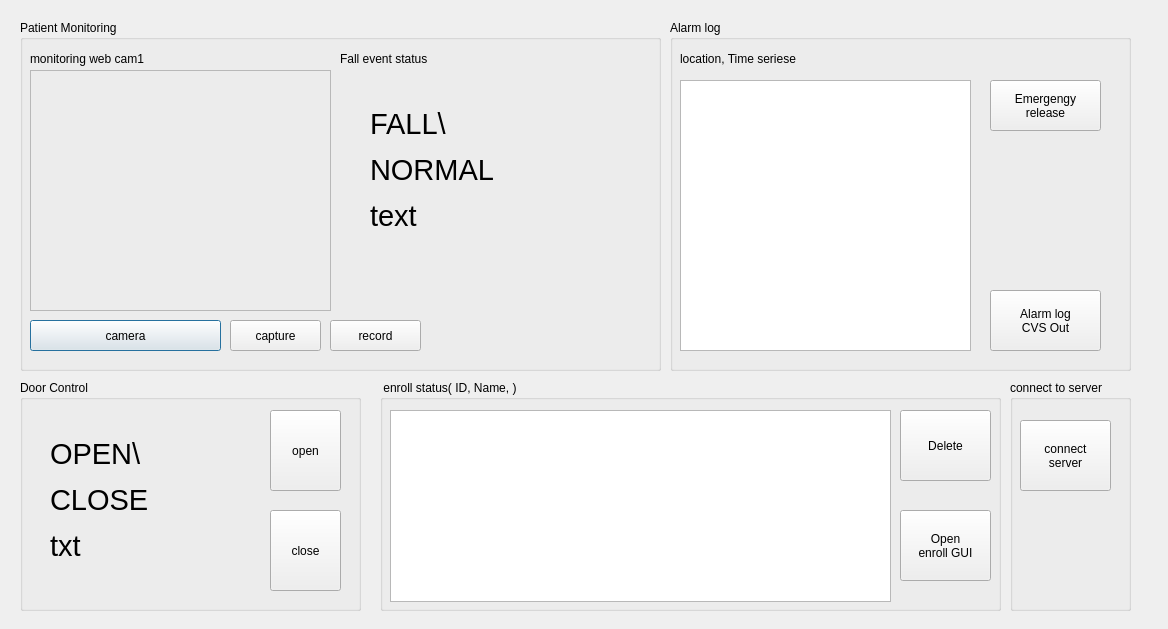
Qt form ui/hcc_gui/patient_monitoring.ui (sesac-robotics/aiot_repo_1) before a commit.
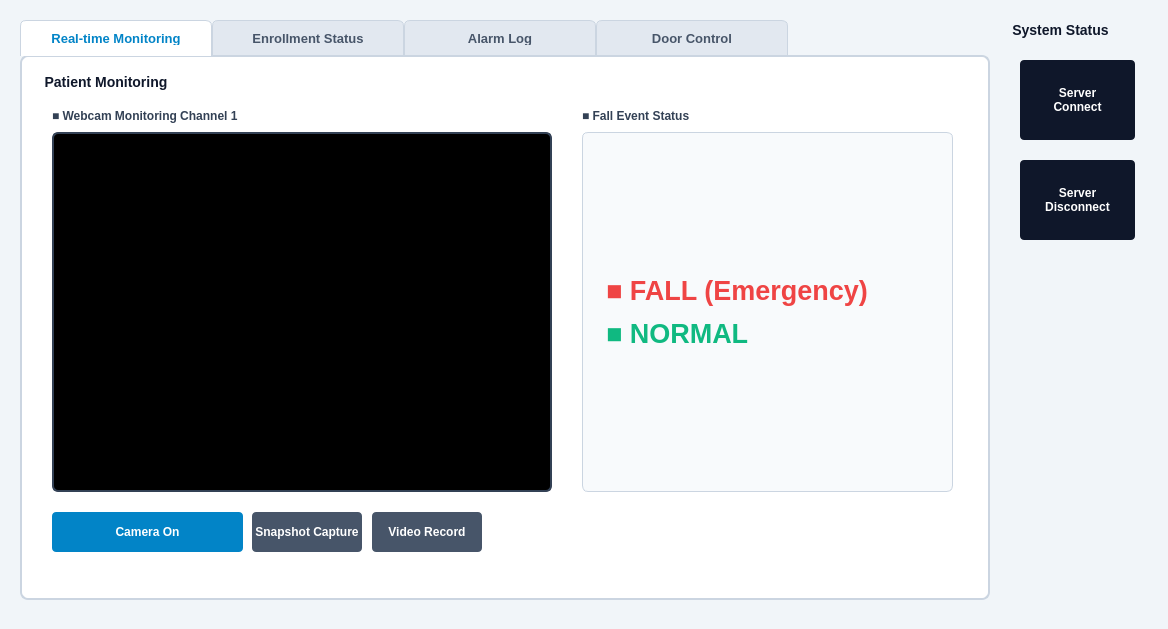
The same form after that commit.

The edit to the form file:
```diff
--- a/ui/hcc_gui/patient_monitoring.ui
+++ b/ui/hcc_gui/patient_monitoring.ui
@@ -13,13 +13,51 @@
   <property name="windowTitle">
    <string>Dialog</string>
   </property>
+  <property name="styleSheet">
+   <string notr="true">
+    QDialog { background-color: #f1f5f9; font-family: 'Segoe UI'; }
+    QTabWidget::pane { border: 2px solid #cbd5e1; border-radius: 8px; background-color: #ffffff; top: -1px; }
+    QTabBar::tab { background-color: #e2e8f0; color: #475569; font-weight: bold; font-size: 13px; padding: 10px 20px; border: 1px solid #cbd5e1; border-top-left-radius: 6px; border-top-right-radius: 6px; min-width: 150px; }
+    QTabBar::tab:selected { background-color: #ffffff; color: #0284c7; border-bottom-color: #ffffff; }
+    QTabBar::tab:hover { background-color: #f8fafc; }
+    QGroupBox { border: none; font-weight: bold; font-size: 14px; color: #0f172a; }
+    QLabel { color: #334155; font-weight: 500; }
+    QPushButton { background-color: #475569; color: white; border: none; border-radius: 4px; font-weight: bold; }
+    QPushButton:hover { background-color: #334155; }
+    QPushButton#cameraButton { background-color: #0284c7; }
+    QPushButton#cameraButton:hover { background-color: #0369a1; }
+    QPushButton#emergencyreleaseButton { background-color: #ef4444; font-size: 13px; }
+    QPushButton#emergencyreleaseButton:hover { background-color: #dc2626; }
+    QPushButton#opendoorButton { background-color: #10b981; font-size: 14px; }
+    QPushButton#opendoorButton:hover { background-color: #059669; }
+    QPushButton#closedoorButton { background-color: #64748b; font-size: 14px; }
+    QPushButton#closedoorButton:hover { background-color: #475569; }
+    QTableWidget, QListView { background-color: #ffffff; border: 1px solid #cbd5e1; border-radius: 6px; }
+   </string>
+  </property>
+  <widget class="QTabWidget" name="mainTabWidget">
+   <property name="geometry">
+    <rect>
+     <x>20</x>
+     <y>20</y>
+     <width>970</width>
+     <height>580</height>
+    </rect>
+   </property>
+   <property name="currentIndex">
+    <number>0</number>
+   </property>
+   <widget class="QWidget" name="tabMonitoring">
+    <attribute name="title">
+     <string>Real-time Monitoring</string>
+    </attribute>
   <widget class="QGroupBox" name="groupBox">
    <property name="geometry">
     <rect>
      <x>20</x>
-     <y>20</y>
-     <width>641</width>
-     <height>351</height>
+       <y>15</y>
+       <width>920</width>
+       <height>500</height>
     </rect>
    </property>
    <property name="title">
@@ -29,287 +67,332 @@
     <property name="geometry">
      <rect>
       <x>10</x>
-      <y>50</y>
-      <width>301</width>
-      <height>241</height>
-     </rect>
-    </property>
-    <property name="frameShape">
-     <enum>QFrame::Shape::StyledPanel</enum>
+        <y>60</y>
+        <width>500</width>
+        <height>360</height>
+       </rect>
+      </property>
+      <property name="styleSheet">
+       <string notr="true">background-color: #000000; border: 2px solid #334155; border-radius: 6px;</string>
     </property>
     <property name="text">
      <string/>
     </property>
    </widget>
-   <widget class="QLabel" name="label_3">
-    <property name="geometry">
-     <rect>
-      <x>320</x>
-      <y>30</y>
-      <width>261</width>
-      <height>18</height>
-     </rect>
-    </property>
-    <property name="text">
-     <string>Fall event status</string>
-    </property>
-   </widget>
    <widget class="QLabel" name="label_2">
     <property name="geometry">
      <rect>
       <x>10</x>
-      <y>30</y>
+        <y>35</y>
       <width>221</width>
       <height>18</height>
      </rect>
     </property>
     <property name="text">
-     <string>monitoring web cam1</string>
+       <string>■ Webcam Monitoring Channel 1</string>
+      </property>
+     </widget>
+     <widget class="QLabel" name="label_3">
+      <property name="geometry">
+       <rect>
+        <x>540</x>
+        <y>35</y>
+        <width>261</width>
+        <height>18</height>
+       </rect>
+      </property>
+      <property name="text">
+       <string>■ Fall Event Status</string>
+      </property>
+     </widget>
+     <widget class="QLabel" name="eventText">
+      <property name="geometry">
+       <rect>
+        <x>540</x>
+        <y>60</y>
+        <width>371</width>
+        <height>360</height>
+       </rect>
+      </property>
+      <property name="styleSheet">
+       <string notr="true">background-color: #f8fafc; border: 1px solid #cbd5e1; padding: 20px; border-radius: 6px;</string>
+      </property>
+      <property name="text">
+       <string>&lt;html&gt;&lt;head/&gt;&lt;body&gt;&lt;p&gt;&lt;span style=&quot; font-size:20pt; font-weight:700; color:#ef4444;&quot;&gt;■ FALL (Emergency)&lt;/span&gt;&lt;/p&gt;&lt;p&gt;&lt;span style=&quot; font-size:20pt; font-weight:700; color:#10b981;&quot;&gt;■ NORMAL&lt;/span&gt;&lt;/p&gt;&lt;/body&gt;&lt;/html&gt;</string>
     </property>
    </widget>
    <widget class="QPushButton" name="cameraButton">
     <property name="geometry">
      <rect>
       <x>10</x>
-      <y>300</y>
+        <y>440</y>
       <width>191</width>
-      <height>31</height>
+        <height>40</height>
      </rect>
     </property>
     <property name="text">
-     <string>camera</string>
+       <string>Camera On</string>
     </property>
    </widget>
    <widget class="QPushButton" name="captureButton">
     <property name="geometry">
      <rect>
       <x>210</x>
-      <y>300</y>
-      <width>91</width>
-      <height>31</height>
+        <y>440</y>
+        <width>110</width>
+        <height>40</height>
      </rect>
     </property>
     <property name="text">
-     <string>capture</string>
+       <string>Snapshot Capture</string>
     </property>
    </widget>
    <widget class="QPushButton" name="recordButton">
     <property name="geometry">
      <rect>
-      <x>310</x>
-      <y>300</y>
-      <width>91</width>
-      <height>31</height>
+        <x>330</x>
+        <y>440</y>
+        <width>110</width>
+        <height>40</height>
      </rect>
     </property>
     <property name="text">
-     <string>record</string>
-    </property>
-   </widget>
-   <widget class="QLabel" name="eventText">
+       <string>Video Record</string>
+      </property>
+     </widget>
+    </widget>
+   </widget>
+   <widget class="QWidget" name="tabEnrollment">
+    <attribute name="title">
+     <string>Enrollment Status</string>
+    </attribute>
+    <widget class="QGroupBox" name="groupBox_5">
     <property name="geometry">
      <rect>
-      <x>350</x>
-      <y>70</y>
-      <width>181</width>
-      <height>161</height>
-     </rect>
-    </property>
+       <x>20</x>
+       <y>15</y>
+       <width>920</width>
+       <height>500</height>
+      </rect>
+     </property>
+     <property name="title">
+      <string>Real-time Bed Allocation and Patient Registration Status (ID, Name)</string>
+     </property>
+     <widget class="QListView" name="enrollList">
+      <property name="geometry">
+       <rect>
+        <x>10</x>
+        <y>40</y>
+        <width>750</width>
+        <height>440</height>
+       </rect>
+      </property>
+     </widget>
+     <widget class="QPushButton" name="enrolldeleteButton">
+      <property name="geometry">
+       <rect>
+        <x>780</x>
+        <y>40</y>
+        <width>120</width>
+        <height>60</height>
+       </rect>
+      </property>
     <property name="text">
-     <string>&lt;html&gt;&lt;head/&gt;&lt;body&gt;&lt;p&gt;&lt;span style=&quot; font-size:22pt;&quot;&gt;FALL\&lt;/span&gt;&lt;/p&gt;&lt;p&gt;&lt;span style=&quot; font-size:22pt;&quot;&gt;NORMAL&lt;/span&gt;&lt;/p&gt;&lt;p&gt;&lt;span style=&quot; font-size:22pt;&quot;&gt;text&lt;/span&gt;&lt;/p&gt;&lt;/body&gt;&lt;/html&gt;</string>
-    </property>
-   </widget>
-  </widget>
-  <widget class="QGroupBox" name="groupBox_2">
+       <string>Delete Selected</string>
+      </property>
+     </widget>
+     <widget class="QPushButton" name="enrollguiButton">
+      <property name="geometry">
+       <rect>
+        <x>780</x>
+        <y>120</y>
+        <width>120</width>
+        <height>60</height>
+       </rect>
+      </property>
+      <property name="text">
+       <string>Open Register UI
+(Open UI)</string>
+      </property>
+     </widget>
+    </widget>
+   </widget>
+   <widget class="QWidget" name="tabAlarmLog">
+    <attribute name="title">
+     <string>Alarm Log</string>
+    </attribute>
+    <widget class="QGroupBox" name="groupBox_3">
    <property name="geometry">
     <rect>
      <x>20</x>
-     <y>380</y>
-     <width>341</width>
-     <height>231</height>
+       <y>15</y>
+       <width>920</width>
+       <height>500</height>
     </rect>
    </property>
    <property name="title">
+      <string>Alarm Emergency Log Management (Alarm Log)</string>
+     </property>
+     <widget class="QLabel" name="label_4">
+      <property name="geometry">
+       <rect>
+        <x>10</x>
+        <y>35</y>
+        <width>251</width>
+        <height>18</height>
+       </rect>
+      </property>
+      <property name="text">
+       <string>■ Incident Location and Timeline Collected Data</string>
+      </property>
+     </widget>
+     <widget class="QTableWidget" name="alarmlogList">
+      <property name="geometry">
+       <rect>
+        <x>10</x>
+        <y>60</y>
+        <width>750</width>
+        <height>420</height>
+       </rect>
+      </property>
+     </widget>
+     <widget class="QPushButton" name="emergencyreleaseButton">
+      <property name="geometry">
+       <rect>
+        <x>780</x>
+        <y>60</y>
+        <width>120</width>
+        <height>60</height>
+       </rect>
+      </property>
+      <property name="text">
+       <string>🚨 Emergency 
+Release</string>
+      </property>
+     </widget>
+     <widget class="QPushButton" name="AlarmcvsButton">
+      <property name="geometry">
+       <rect>
+        <x>780</x>
+        <y>420</y>
+        <width>120</width>
+        <height>60</height>
+       </rect>
+      </property>
+      <property name="text">
+       <string>Export Log
+(CSV Out)</string>
+      </property>
+     </widget>
+    </widget>
+   </widget>
+   <widget class="QWidget" name="tabDoorControl">
+    <attribute name="title">
     <string>Door Control</string>
-   </property>
+    </attribute>
+    <widget class="QGroupBox" name="groupBox_2">
+     <property name="geometry">
+      <rect>
+       <x>20</x>
+       <y>15</y>
+       <width>920</width>
+       <height>500</height>
+      </rect>
+     </property>
+     <property name="title">
+      <string>Security Ward Access Control (Door Control)</string>
+     </property>
+     <widget class="QLabel" name="doorText">
+      <property name="geometry">
+       <rect>
+        <x>20</x>
+        <y>50</y>
+        <width>720</width>
+        <height>420</height>
+       </rect>
+      </property>
+      <property name="styleSheet">
+       <string notr="true">background-color: #f8fafc; border: 1px solid #cbd5e1; border-radius: 6px; padding: 20px;</string>
+      </property>
+      <property name="text">
+       <string>&lt;html&gt;&lt;head/&gt;&lt;body&gt;&lt;p align=&quot;center&quot; style='margin-bottom:30px;'&gt;&lt;span style=&quot;font-size:26pt; font-weight:bold; color:#0284c7;&quot;&gt;[ Status : OPEN ]&lt;/span&gt;&lt;/p&gt;&lt;p align=&quot;center&quot;&gt;&lt;span style=&quot;font-size:26pt; font-weight:bold; color:#64748b;&quot;&gt;[ Status : CLOSE ]&lt;/span&gt;&lt;/p&gt;&lt;/body&gt;&lt;/html&gt;</string>
+      </property>
+     </widget>
    <widget class="QPushButton" name="opendoorButton">
     <property name="geometry">
      <rect>
-      <x>250</x>
-      <y>30</y>
-      <width>71</width>
-      <height>81</height>
+        <x>760</x>
+        <y>50</y>
+        <width>140</width>
+        <height>100</height>
      </rect>
     </property>
     <property name="text">
-     <string>open</string>
+       <string>🚪 Door Open
+(Open)</string>
     </property>
    </widget>
    <widget class="QPushButton" name="closedoorButton">
     <property name="geometry">
      <rect>
-      <x>250</x>
-      <y>130</y>
-      <width>71</width>
-      <height>81</height>
+        <x>760</x>
+        <y>170</y>
+        <width>140</width>
+        <height>100</height>
      </rect>
     </property>
     <property name="text">
-     <string>close</string>
-    </property>
-   </widget>
-   <widget class="QLabel" name="doorText">
-    <property name="geometry">
-     <rect>
-      <x>30</x>
-      <y>40</y>
-      <width>181</width>
-      <height>161</height>
-     </rect>
-    </property>
-    <property name="text">
-     <string>&lt;html&gt;&lt;head/&gt;&lt;body&gt;&lt;p&gt;&lt;span style=&quot; font-size:22pt;&quot;&gt;OPEN\&lt;/span&gt;&lt;/p&gt;&lt;p&gt;&lt;span style=&quot; font-size:22pt;&quot;&gt;CLOSE&lt;/span&gt;&lt;/p&gt;&lt;p&gt;&lt;span style=&quot; font-size:22pt;&quot;&gt;txt&lt;/span&gt;&lt;/p&gt;&lt;/body&gt;&lt;/html&gt;</string>
-    </property>
+       <string>🔒 Door Close
+(Close)</string>
+      </property>
+     </widget>
+    </widget>
    </widget>
   </widget>
   <widget class="QGroupBox" name="groupBox_4">
    <property name="geometry">
     <rect>
      <x>1010</x>
-     <y>380</y>
-     <width>121</width>
-     <height>231</height>
+     <y>20</y>
+     <width>135</width>
+     <height>580</height>
     </rect>
    </property>
    <property name="title">
-    <string>connect to server</string>
+    <string>System Status</string>
    </property>
    <widget class="QPushButton" name="serverButton">
     <property name="geometry">
      <rect>
       <x>10</x>
       <y>40</y>
-      <width>91</width>
-      <height>71</height>
+      <width>115</width>
+      <height>80</height>
      </rect>
     </property>
-    <property name="text">
-     <string>connect 
-server</string>
+    <property name="styleSheet">
+     <string notr="true">background-color: #0f172a;</string>
     </property>
-   </widget>
-  </widget>
-  <widget class="QGroupBox" name="groupBox_3">
-   <property name="geometry">
-    <rect>
-     <x>670</x>
-     <y>20</y>
-     <width>461</width>
-     <height>351</height>
-    </rect>
-   </property>
-   <property name="title">
-    <string>Alarm log</string>
-   </property>
-   <widget class="QPushButton" name="emergencyreleaseButton">
-    <property name="geometry">
-     <rect>
-      <x>320</x>
-      <y>60</y>
-      <width>111</width>
-      <height>51</height>
-     </rect>
-    </property>
     <property name="text">
-     <string>Emergengy
-release</string>
+     <string>Server
+Connect</string>
     </property>
    </widget>
-   <widget class="QLabel" name="label_4">
+   <widget class="QPushButton" name="serverdisconButton">
     <property name="geometry">
      <rect>
       <x>10</x>
-      <y>30</y>
-      <width>201</width>
-      <height>18</height>
+      <y>140</y>
+      <width>115</width>
+      <height>80</height>
      </rect>
     </property>
-    <property name="text">
-     <string>location, Time seriese</string>
+    <property name="styleSheet">
+     <string notr="true">background-color: #0f172a;</string>
     </property>
-   </widget>
-   <widget class="QPushButton" name="AlarmcvsButton">
-    <property name="geometry">
-     <rect>
-      <x>320</x>
-      <y>270</y>
-      <width>111</width>
-      <height>61</height>
-     </rect>
-    </property>
     <property name="text">
-     <string>Alarm log
-CVS Out</string>
-    </property>
-   </widget>
-   <widget class="QTableWidget" name="alarmlogList">
-    <property name="geometry">
-     <rect>
-      <x>10</x>
-      <y>60</y>
-      <width>291</width>
-      <height>271</height>
-     </rect>
-    </property>
-   </widget>
-  </widget>
-  <widget class="QGroupBox" name="groupBox_5">
-   <property name="geometry">
-    <rect>
-     <x>380</x>
-     <y>380</y>
-     <width>621</width>
-     <height>231</height>
-    </rect>
-   </property>
-   <property name="title">
-    <string> enroll status( ID, Name, )</string>
-   </property>
-   <widget class="QListView" name="enrollList">
-    <property name="geometry">
-     <rect>
-      <x>10</x>
-      <y>30</y>
-      <width>501</width>
-      <height>192</height>
-     </rect>
-    </property>
-   </widget>
-   <widget class="QPushButton" name="enrolldeleteButton">
-    <property name="geometry">
-     <rect>
-      <x>520</x>
-      <y>30</y>
-      <width>91</width>
-      <height>71</height>
-     </rect>
-    </property>
-    <property name="text">
-     <string>Delete</string>
-    </property>
-   </widget>
-   <widget class="QPushButton" name="enrollguiButton">
-    <property name="geometry">
-     <rect>
-      <x>520</x>
-      <y>130</y>
-      <width>91</width>
-      <height>71</height>
-     </rect>
-    </property>
-    <property name="text">
-     <string>Open
-enroll GUI</string>
+     <string>Server
+Disconnect</string>
     </property>
    </widget>
   </widget>
```
Left out of the diff: 2 changed lines with no effect on the pictures. Lines whose indentation alone changed are shown as unchanged.
